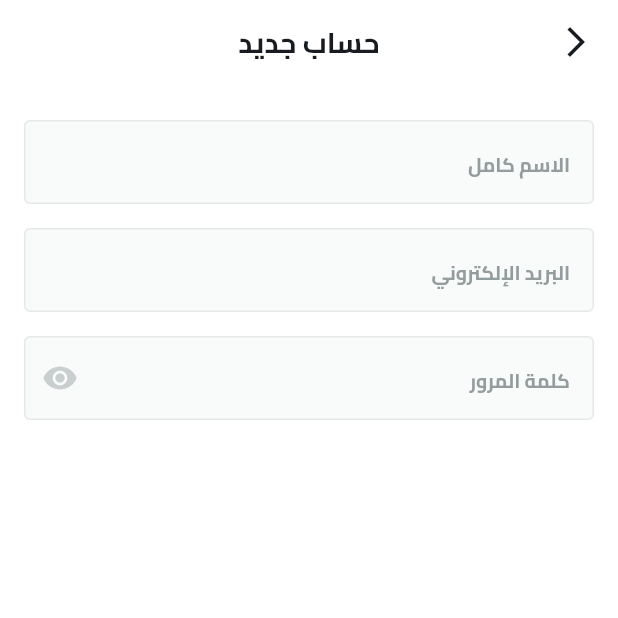
After one commit to abdulrahmanibrahimdawood/E-Commerce, a Flutter app: the SignupView screen opened by its route, on a phone screen of 412 x 824 dp, the top half of it. The commit adds this screen. Run offline on Flutter 3.47's test engine with Material 3 defaults, Android fonts, the phone set to English and light mode, and no system bars; our stand-ins replace dots_indicator, flutter_svg, shared_preferences; accounts and stored records are empty.

Commit message:
signup view p1

```diff
--- a/lib/core/helper_funcations/on_generate_routes.dart
+++ b/lib/core/helper_funcations/on_generate_routes.dart
@@ -1,4 +1,5 @@
 import 'package:e_commerce/features/auth/presentation/views/login_view.dart';
+import 'package:e_commerce/features/auth/presentation/views/signup_view.dart';
 import 'package:e_commerce/features/on_boarding/presentation/views/on_boardig_view.dart';
 import 'package:e_commerce/features/splash/presentation/views/splash_view.dart';
 import 'package:flutter/material.dart';
@@ -11,6 +12,8 @@ Route<dynamic> onGenerateRoutes(RouteSettings settings) {
       return MaterialPageRoute(builder: (context) => const OnBoardingView());
     case LoginView.routeName:
       return MaterialPageRoute(builder: (context) => const LoginView());
+    case SignupView.routeName:
+      return MaterialPageRoute(builder: (context) => const SignupView());
     default:
       return MaterialPageRoute(builder: (context) => const Scaffold());
   }
--- /dev/null
+++ b/lib/features/auth/presentation/views/signup_view.dart
@@ -0,0 +1,15 @@
+import 'package:e_commerce/core/widgets/custom_app_bar.dart';
+import 'package:e_commerce/features/auth/presentation/views/widgets/signup_view_body.dart';
+import 'package:flutter/material.dart';
+
+class SignupView extends StatelessWidget {
+  const SignupView({super.key});
+  static const routeName = 'signup';
+  @override
+  Widget build(BuildContext context) {
+    return Scaffold(
+      appBar: customAppBar(context, text: 'حساب جديد'),
+      body: SignupViewBody(),
+    );
+  }
+}
--- a/lib/features/auth/presentation/views/widgets/dont_have_an _account_widget.dart
+++ b/lib/features/auth/presentation/views/widgets/dont_have_an _account_widget.dart
@@ -1,5 +1,7 @@
 import 'package:e_commerce/core/utils/app_colors.dart';
 import 'package:e_commerce/core/utils/app_text_styles.dart';
+import 'package:e_commerce/features/auth/presentation/views/signup_view.dart';
+import 'package:flutter/gestures.dart';
 import 'package:flutter/material.dart';
 
 class DontHaveAnAccountWidget extends StatelessWidget {
@@ -23,6 +25,10 @@ class DontHaveAnAccountWidget extends StatelessWidget {
             ),
           ),
           TextSpan(
+            recognizer: TapGestureRecognizer()
+              ..onTap = () {
+                Navigator.pushNamed(context, SignupView.routeName);
+              },
             text: 'قم بإنشاء حساب',
             style: TextStyles.semiBold16.copyWith(
               color: AppColors.primaryColor,
--- /dev/null
+++ b/lib/features/auth/presentation/views/widgets/signup_view_body.dart
@@ -0,0 +1,37 @@
+import 'package:e_commerce/constants.dart';
+import 'package:e_commerce/core/widgets/custom_text_form_feild.dart';
+import 'package:flutter/material.dart';
+
+class SignupViewBody extends StatelessWidget {
+  const SignupViewBody({super.key});
+
+  @override
+  Widget build(BuildContext context) {
+    return SingleChildScrollView(
+      child: Padding(
+        padding: EdgeInsets.symmetric(horizontal: kHorizontalPadding),
+        child: const Column(
+          children: [
+            SizedBox(height: 24),
+            CustomTextFormFeild(
+              hintText: 'الاسم كامل',
+              textInputType: TextInputType.name,
+            ),
+            SizedBox(height: 16),
+            CustomTextFormFeild(
+              hintText: 'البريد الإلكتروني',
+              textInputType: TextInputType.emailAddress,
+            ),
+            SizedBox(height: 16),
+            CustomTextFormFeild(
+              suffixIcon: Icon(Icons.remove_red_eye, color: Color(0xffC9CECF)),
+              hintText: 'كلمة المرور',
+              textInputType: TextInputType.emailAddress,
+            ),
+            SizedBox(height: 16),
+          ],
+        ),
+      ),
+    );
+  }
+}
```
